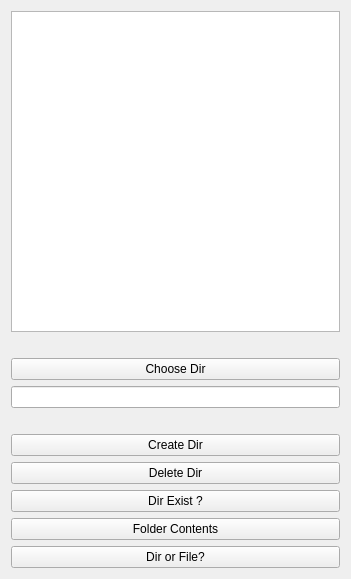
Above: widget.ui from NikNator10/QT-Testing before the change. Below: the same form after it.
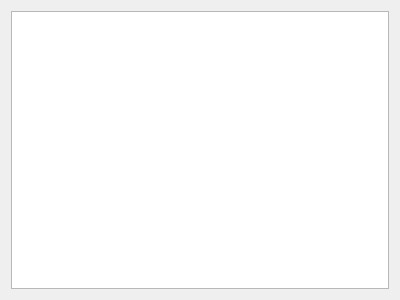
That is the form after the change.

Commit message: Gelernt: Networking in Qt-Applikationen einbauen; Genutzt: QApplication, QWidget, QByteArray, QUrl, QNetworkAccessManager, QNetworkRequest, QNetworkReply, Qt Designer

Diff of the .ui file:
```diff
--- a/widget.ui
+++ b/widget.ui
@@ -6,8 +6,8 @@
    <rect>
     <x>0</x>
     <y>0</y>
-    <width>351</width>
-    <height>579</height>
+    <width>400</width>
+    <height>300</height>
    </rect>
   </property>
   <property name="windowTitle">
@@ -15,78 +15,7 @@
   </property>
   <layout class="QVBoxLayout" name="verticalLayout">
    <item>
-    <widget class="QListWidget" name="list_widget"/>
-   </item>
-   <item>
-    <spacer name="horizontalSpacer">
-     <property name="orientation">
-      <enum>Qt::Horizontal</enum>
-     </property>
-     <property name="sizeHint" stdset="0">
-      <size>
-       <width>336</width>
-       <height>20</height>
-      </size>
-     </property>
-    </spacer>
-   </item>
-   <item>
-    <widget class="QPushButton" name="choose_dir_button">
-     <property name="text">
-      <string>Choose Dir</string>
-     </property>
-    </widget>
-   </item>
-   <item>
-    <widget class="QLineEdit" name="line_edit"/>
-   </item>
-   <item>
-    <spacer name="horizontalSpacer_2">
-     <property name="orientation">
-      <enum>Qt::Horizontal</enum>
-     </property>
-     <property name="sizeHint" stdset="0">
-      <size>
-       <width>336</width>
-       <height>20</height>
-      </size>
-     </property>
-    </spacer>
-   </item>
-   <item>
-    <widget class="QPushButton" name="create_dir_button">
-     <property name="text">
-      <string>Create Dir</string>
-     </property>
-    </widget>
-   </item>
-   <item>
-    <widget class="QPushButton" name="delete_dir_button">
-     <property name="text">
-      <string>Delete Dir</string>
-     </property>
-    </widget>
-   </item>
-   <item>
-    <widget class="QPushButton" name="dir_exists_button">
-     <property name="text">
-      <string>Dir Exist ?</string>
-     </property>
-    </widget>
-   </item>
-   <item>
-    <widget class="QPushButton" name="folder_content_button">
-     <property name="text">
-      <string>Folder Contents</string>
-     </property>
-    </widget>
-   </item>
-   <item>
-    <widget class="QPushButton" name="dir_file_button">
-     <property name="text">
-      <string>Dir or File?</string>
-     </property>
-    </widget>
+    <widget class="QTextEdit" name="textEdit"/>
    </item>
   </layout>
  </widget>
```
The commit also changes 2 other files.
